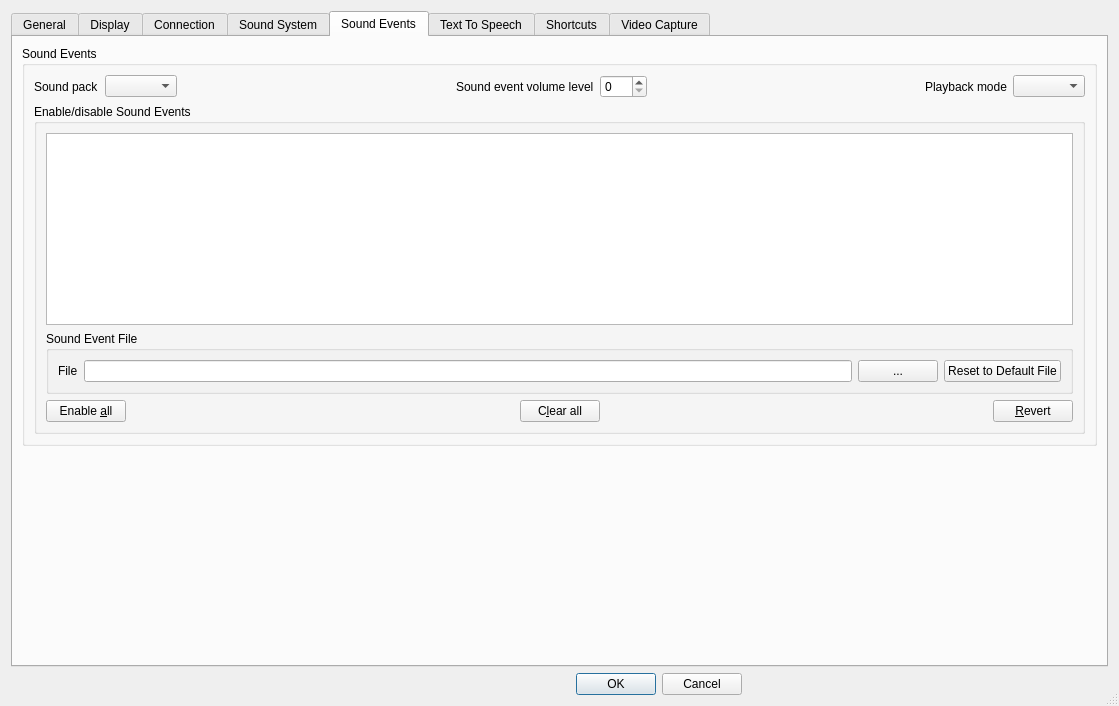
This is Client/qtTeamTalk/preferences.ui in BearWare/TeamTalk5 as Qt 5 draws it before an edit. The edited form follows.
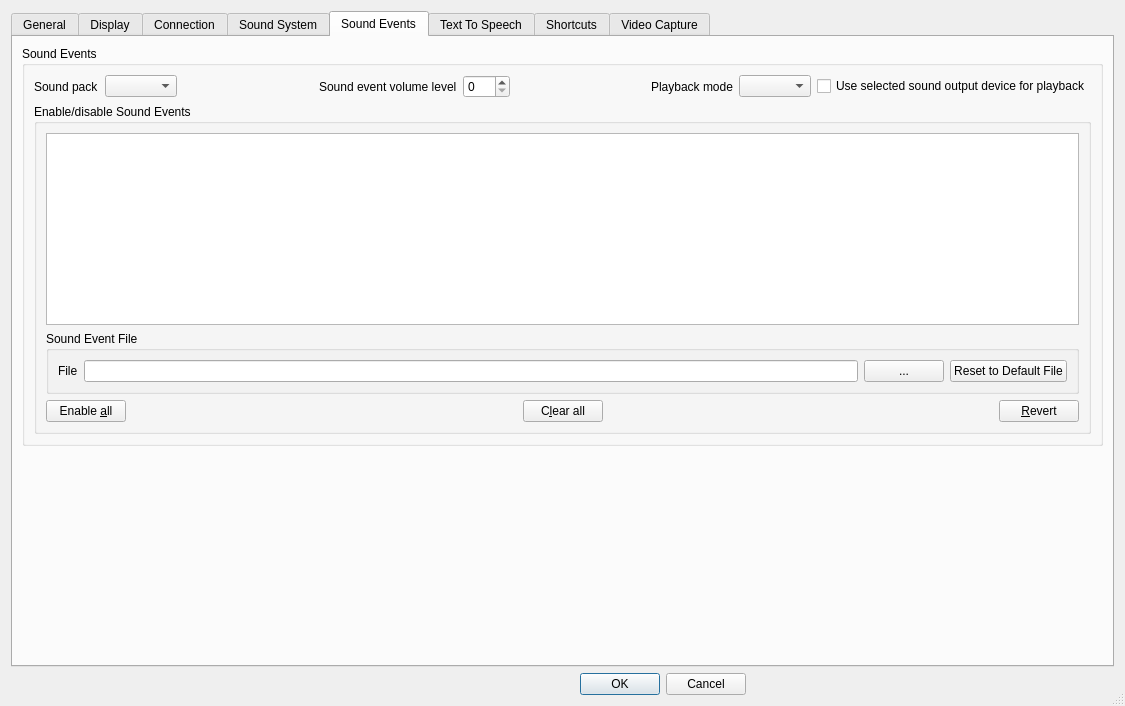
This is the edited form. The open tabs and pages were chosen to show the change. Icons and pictures are not drawn. Custom widgets are drawn as their Qt base class.

Commit message: Option to use TeamTalk sound Output device for default sound event playback mode

Diff of the .ui file:
```diff
--- a/Client/qtTeamTalk/preferences.ui
+++ b/Client/qtTeamTalk/preferences.ui
@@ -6,7 +6,7 @@
    <rect>
     <x>0</x>
     <y>0</y>
-    <width>1119</width>
+    <width>1125</width>
     <height>706</height>
    </rect>
   </property>
@@ -1416,6 +1416,16 @@
             <item>
              <widget class="QComboBox" name="sndeventPlaybackComboBox"/>
             </item>
+            <item>
+             <widget class="QCheckBox" name="ttDeviceChkBox">
+              <property name="toolTip">
+               <string>Use the sound output device selected in TeamTalk for playing sound events</string>
+              </property>
+              <property name="text">
+               <string>Use selected sound output device for playback</string>
+              </property>
+             </widget>
+            </item>
            </layout>
           </item>
           <item>
```
The commit also changes 4 other files.
